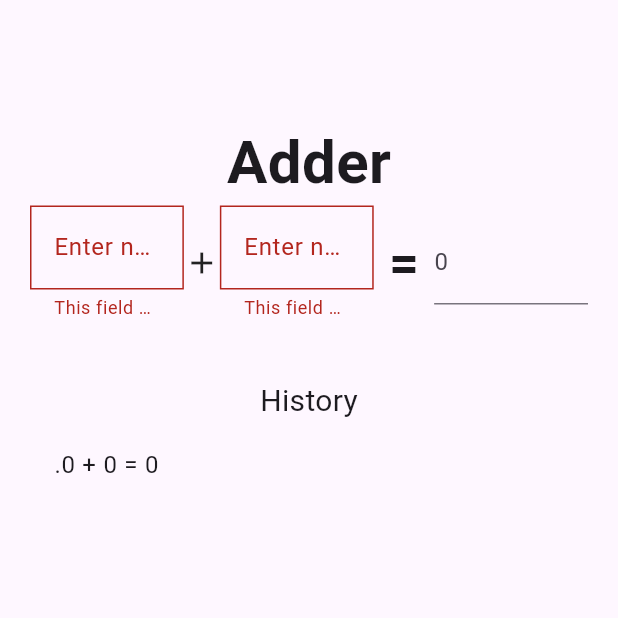
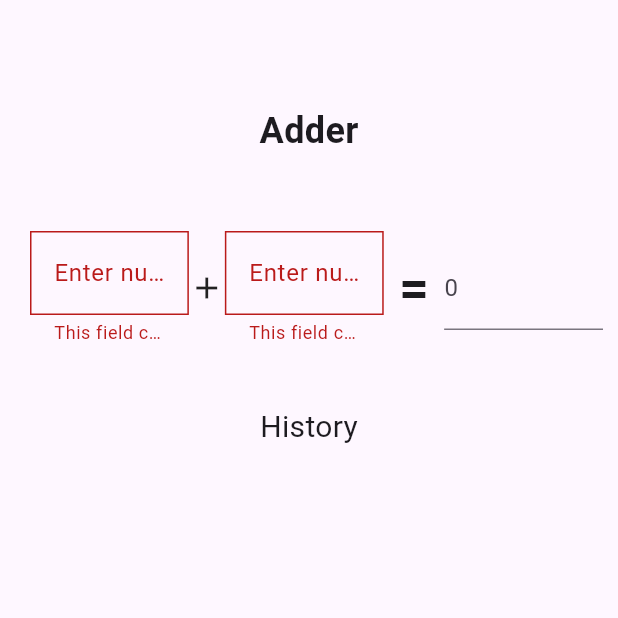
Before and after one commit to GaudShivu22/task, a Flutter app: the screen it shows after launch, after a tap on an icon or button, on a phone screen of 412 x 824 dp, the top half of it. Run offline on Flutter 3.47's test engine with Material 3 defaults, Android fonts, the phone set to English and light mode, and no system bars; our stand-ins replace dio, flutter_riverpod.

Commit message:
Update main.dart

```diff
--- a/lib/main.dart
+++ b/lib/main.dart
@@ -1,47 +1,51 @@
 import 'package:flutter/material.dart';
-import 'package:flutter_riverpod/flutter_riverpod.dart';
-import 'controller.dart';
+import 'package:task/anotherpage.dart';
+import 'apiendpoint.dart';
+import 'diocilent.dart';
 import 'form_validation.dart';
 
 void main() {
-  runApp(ProviderScope(child: const MyApp()));
+  runApp(const MyApp());
 }
 
 class MyApp extends StatelessWidget {
   const MyApp({super.key});
 
+  // This widget is the root of your application.
   @override
   Widget build(BuildContext context) {
-    return const MaterialApp(
+    return MaterialApp(
       debugShowCheckedModeBanner: false,
-      title: 'Flutter Tasks',
-      home: MyHomePage(),
+      theme: ThemeData(
+        colorScheme: ColorScheme.fromSeed(seedColor: Colors.deepPurple),
+        useMaterial3: true,
+      ),
+      home: Task(),
     );
   }
 }
-
-class MyHomePage extends ConsumerStatefulWidget {
-  const MyHomePage({super.key});
+class Task extends StatefulWidget {
+  const Task({super.key});
 
   @override
- ConsumerState<MyHomePage> createState() => MyHomePageState();
+  State<Task> createState() => _TaskState();
 }
 
-class MyHomePageState extends ConsumerState<MyHomePage> {
-  var num1 = 0;
-  var num2 = 0;
-  var result = 0;
+class _TaskState extends State<Task> {
+
+  int num1=0;
+  int num2=0;
+  int result = 0;
+
+ final key=GlobalKey<FormState>();
+
 
 
 
   void addNumbers() {
-
-      setState(() {
-        result = num1 + num2;
-        addToHistory();
-        ref.read(controllerProvider).callApi(context);
-      });
-
+    setState(() {
+      result = num1 + num2;
+    });
   }
 
   List<String> calculationHistory = [];
@@ -52,30 +56,40 @@ class MyHomePageState extends ConsumerState<MyHomePage> {
     });
   }
 
+  Future<String> fetchApiResponse() async {
+    try {
+      final response = await DioClient.dioClient.getAPI(endPoint: ApiEndPoint.getQuotes);
+      return  response.data[0]['q'];
 
+    } catch (e) {
+      return "Failed to fetch quote: $e";
+    }
+  }
   @override
   Widget build(BuildContext context) {
-    final textcontroller=ref.watch(controllerProvider);
+
     return Scaffold(
       body: Padding(
-        padding: const EdgeInsets.all(20.0),
+        padding: const EdgeInsets.all(10),
         child: Form(
-          key:textcontroller.formKey,
+          key:key,
           child: Column(
-            crossAxisAlignment: CrossAxisAlignment.start,
-            children: <Widget>[
-              const SizedBox(height: 60),
-              const Center(
-                child: Text(
-                  "Adder",
-                  style: TextStyle(fontSize: 40, fontWeight: FontWeight.w600),
+            crossAxisAlignment: CrossAxisAlignment.center,
+            children: [
+              SizedBox(height: 60),
+              Text(
+                "Adder",
+                style: TextStyle(
+                  fontWeight: FontWeight.bold,
+                  fontSize: 24,
                 ),
               ),
+              SizedBox(height: 50),
               Row(
-                children: <Widget>[
+                children: [
+                  SizedBox(width: 10),
                   Flexible(
                     child: TextFormField(
-
                       keyboardType: TextInputType.number,
                       decoration: const InputDecoration(
                         labelText: 'Enter number 1',
@@ -89,6 +103,8 @@ class MyHomePageState extends ConsumerState<MyHomePage> {
                       },
                     ),
                   ),
+
+
                   const Icon(Icons.add),
                   Flexible(
                     child: TextFormField(
@@ -105,9 +121,24 @@ class MyHomePageState extends ConsumerState<MyHomePage> {
                       },
                     ),
                   ),
+
+
                   const SizedBox(width: 10),
                   GestureDetector(
-                    onTap: addNumbers,
+                  onTap: () async {
+                    if (key.currentState!.validate()) {
+                      key.currentState!.save();
+                      addNumbers();
+                      addToHistory();
+                      String quote = await fetchApiResponse();
+                      Navigator.push(
+                        context,
+                        MaterialPageRoute(
+                          builder: (context) => AnotherPage(fetchApi: fetchApiResponse, Quote: quote),
+                        ),
+                      );
+                    }
+                    },
                     child: const Text(
                       "=",
                       style: TextStyle(fontWeight: FontWeight.w600, fontSize: 35),
@@ -116,7 +147,7 @@ class MyHomePageState extends ConsumerState<MyHomePage> {
                   const SizedBox(width: 10),
                   Flexible(
                     child: TextFormField(
-                      readOnly: true,
+
                       decoration: InputDecoration(
                         labelText: "$result",
                       ),
@@ -139,6 +170,7 @@ class MyHomePageState extends ConsumerState<MyHomePage> {
                   },
                 ),
               ),
+
             ],
           ),
         ),
```
